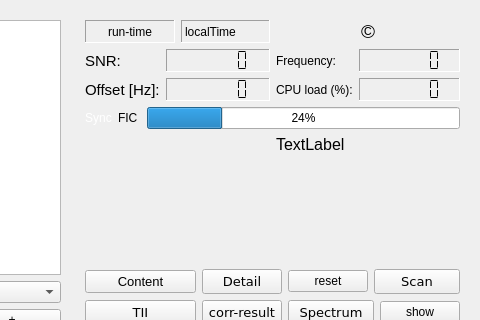
Qt form forms/dabradio.ui (JvanKatwijk/qt-dab) before a commit; both pictures show x 162 to 642 and y 0 to 320 of the 642 by 407 pixel window.
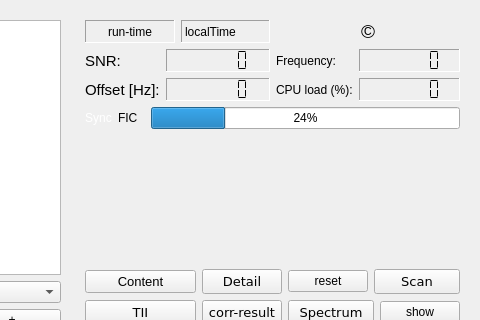
The same form after that commit. Custom widgets are drawn as their Qt base class.

Diff of the .ui file:
```diff
--- a/forms/dabradio.ui
+++ b/forms/dabradio.ui
@@ -409,6 +409,12 @@
           </item>
           <item>
            <widget class="QProgressBar" name="ficError_display">
+            <property name="maximumSize">
+             <size>
+              <width>309</width>
+              <height>16777215</height>
+             </size>
+            </property>
             <property name="value">
              <number>24</number>
             </property>
@@ -445,7 +451,7 @@
              <string>Tranmitter Identification Information (tii) is shown here.</string>
             </property>
             <property name="text">
-             <string>TextLabel</string>
+             <string/>
             </property>
            </widget>
           </item>
```
Left out of the diff: 13 changed lines with no effect on the pictures.
